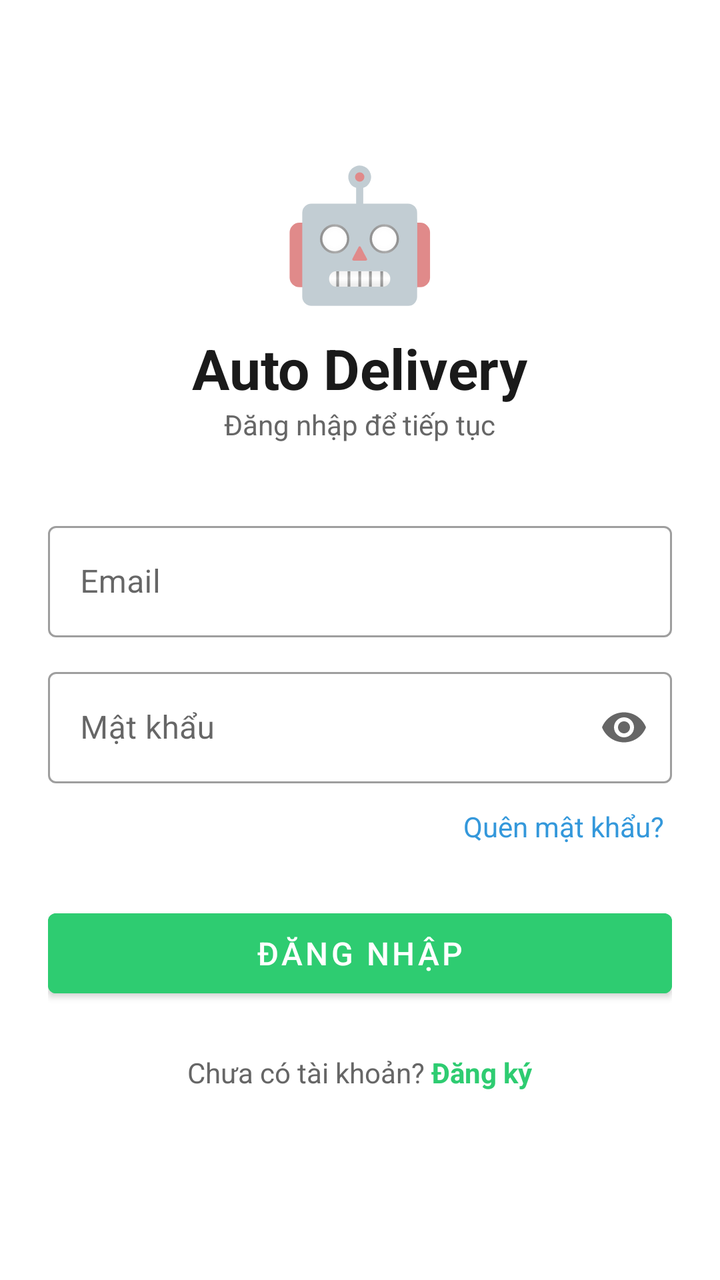
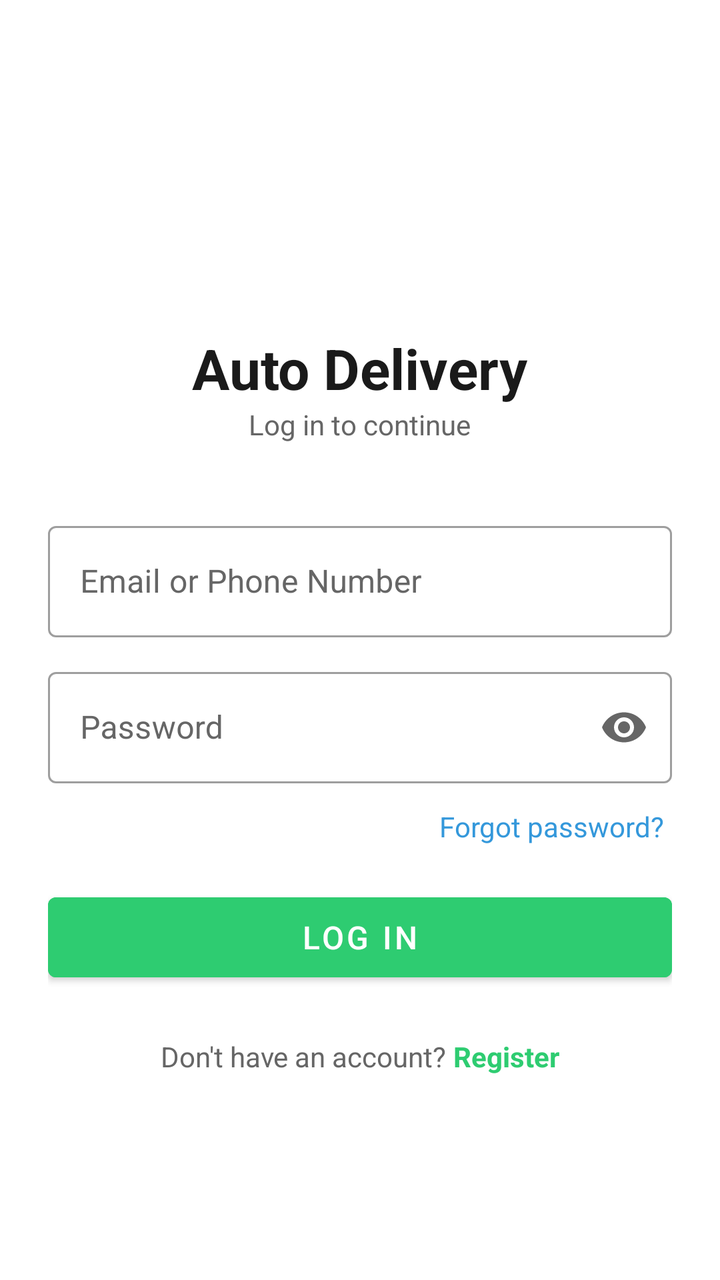

Two renders of the same Android screen: before a commit and after it. Below are the layout's source before the change and the commit's diff.
<!-- AndroidManifest.xml: application theme Theme.AutoDeliveryApp -->
<!-- res/layout/activity_login.xml -->
<?xml version="1.0" encoding="utf-8"?>
<ScrollView xmlns:android="http://schemas.android.com/apk/res/android"
    xmlns:app="http://schemas.android.com/apk/res-auto"
    android:layout_width="match_parent"
    android:layout_height="match_parent"
    android:background="@color/white"
    android:fillViewport="true">

    <LinearLayout
        android:layout_width="match_parent"
        android:layout_height="wrap_content"
        android:orientation="vertical"
        android:padding="24dp"
        android:gravity="center_horizontal">

        <TextView
            android:layout_width="wrap_content"
            android:layout_height="wrap_content"
            android:text="🤖"
            android:textSize="64sp"
            android:layout_marginTop="48dp"/>

        <TextView
            android:layout_width="wrap_content"
            android:layout_height="wrap_content"
            android:text="Auto Delivery"
            android:textSize="28sp"
            android:textStyle="bold"
            android:textColor="@color/text_primary"
            android:layout_marginTop="8dp"/>

        <TextView
            android:layout_width="wrap_content"
            android:layout_height="wrap_content"
            android:text="Đăng nhập để tiếp tục"
            android:textSize="14sp"
            android:textColor="@color/text_secondary"
            android:layout_marginBottom="36dp"/>

        <com.google.android.material.textfield.TextInputLayout
            android:layout_width="match_parent"
            android:layout_height="wrap_content"
            android:hint="Email"
            style="@style/Widget.MaterialComponents.TextInputLayout.OutlinedBox"
            android:layout_marginBottom="12dp">
            <com.google.android.material.textfield.TextInputEditText
                android:id="@+id/etEmail"
                android:layout_width="match_parent"
                android:layout_height="wrap_content"
                android:inputType="textEmailAddress"/>
        </com.google.android.material.textfield.TextInputLayout>

        <com.google.android.material.textfield.TextInputLayout
            android:layout_width="match_parent"
            android:layout_height="wrap_content"
            android:hint="Mật khẩu"
            style="@style/Widget.MaterialComponents.TextInputLayout.OutlinedBox"
            app:endIconMode="password_toggle"
            android:layout_marginBottom="8dp">
            <com.google.android.material.textfield.TextInputEditText
                android:id="@+id/etPassword"
                android:layout_width="match_parent"
                android:layout_height="wrap_content"
                android:inputType="textPassword"/>
        </com.google.android.material.textfield.TextInputLayout>

        <TextView
            android:id="@+id/tvForgotPassword"
            android:layout_width="wrap_content"
            android:layout_height="wrap_content"
            android:text="Quên mật khẩu?"
            android:textColor="@color/accent_blue"
            android:layout_gravity="end"
            android:padding="4dp"
            android:layout_marginBottom="24dp"/>

        <Button
            android:id="@+id/btnLogin"
            android:layout_width="match_parent"
            android:layout_height="52dp"
            android:text="Đăng nhập"
            android:textSize="16sp"
            android:backgroundTint="@color/primary_green"
            android:layout_marginBottom="24dp"/>

        <LinearLayout
            android:layout_width="wrap_content"
            android:layout_height="wrap_content"
            android:orientation="horizontal">
            <TextView
                android:layout_width="wrap_content"
                android:layout_height="wrap_content"
                android:text="Chưa có tài khoản? "
                android:textColor="@color/text_secondary"/>
            <TextView
                android:id="@+id/tvGoRegister"
                android:layout_width="wrap_content"
                android:layout_height="wrap_content"
                android:text="Đăng ký"
                android:textColor="@color/primary_green"
                android:textStyle="bold"/>
        </LinearLayout>

    </LinearLayout>
</ScrollView>
<!-- resources referenced by this layout -->
<resources>
  <color name="accent_blue">#3498DB</color>
  <color name="primary_green">#2ECC71</color>
  <color name="text_primary">#1A1A1A</color>
  <color name="text_secondary">#666666</color>
  <color name="white">#FFFFFF</color>
  <style name="Theme.AutoDeliveryApp" parent="Theme.MaterialComponents.Light.NoActionBar">
          <item name="colorPrimary">@color/primary_green</item>
          <item name="colorPrimaryDark">@color/primary_green_dark</item>
          <item name="colorAccent">@color/accent_blue</item>
          <item name="android:windowBackground">@color/background_light</item>
      </style>
  <color name="primary_green_dark">#27AE60</color>
  <color name="background_light">#F5F5F5</color>
</resources>

<!-- the commit's change to res/layout/activity_login.xml (unified diff, before → after) -->
@@ -1,5 +1,6 @@
 <?xml version="1.0" encoding="utf-8"?>
 <ScrollView xmlns:android="http://schemas.android.com/apk/res/android"
+    xmlns:tools="http://schemas.android.com/tools"
     xmlns:app="http://schemas.android.com/apk/res-auto"
     android:layout_width="match_parent"
     android:layout_height="match_parent"
@@ -16,7 +17,7 @@
         <TextView
             android:layout_width="wrap_content"
             android:layout_height="wrap_content"
-            android:text="🤖"
+            
             android:textSize="64sp"
             android:layout_marginTop="48dp"/>
 
@@ -32,7 +33,7 @@
         <TextView
             android:layout_width="wrap_content"
             android:layout_height="wrap_content"
-            android:text="Đăng nhập để tiếp tục"
+            android:text="Log in to continue"
             android:textSize="14sp"
             android:textColor="@color/text_secondary"
             android:layout_marginBottom="36dp"/>
@@ -40,20 +41,25 @@
         <com.google.android.material.textfield.TextInputLayout
             android:layout_width="match_parent"
             android:layout_height="wrap_content"
-            android:hint="Email"
+            android:hint="Email or Phone Number"
+            android:textColorHint="@color/text_secondary"
+            app:hintTextColor="@color/primary_green"
             style="@style/Widget.MaterialComponents.TextInputLayout.OutlinedBox"
             android:layout_marginBottom="12dp">
             <com.google.android.material.textfield.TextInputEditText
                 android:id="@+id/etEmail"
                 android:layout_width="match_parent"
                 android:layout_height="wrap_content"
-                android:inputType="textEmailAddress"/>
+                android:inputType="text"/>
         </com.google.android.material.textfield.TextInputLayout>
 
         <com.google.android.material.textfield.TextInputLayout
             android:layout_width="match_parent"
             android:layout_height="wrap_content"
-            android:hint="Mật khẩu"
+            android:hint="Password"
+            android:textColorHint="@color/text_secondary"
+            app:hintTextColor="@color/primary_green"
+            app:passwordToggleTint="@color/text_secondary"
             style="@style/Widget.MaterialComponents.TextInputLayout.OutlinedBox"
             app:endIconMode="password_toggle"
             android:layout_marginBottom="8dp">
@@ -68,18 +74,26 @@
             android:id="@+id/tvForgotPassword"
             android:layout_width="wrap_content"
             android:layout_height="wrap_content"
-            android:text="Quên mật khẩu?"
+            android:text="Forgot password?"
             android:textColor="@color/accent_blue"
             android:layout_gravity="end"
             android:padding="4dp"
-            android:layout_marginBottom="24dp"/>
+            android:layout_marginBottom="16dp"/>
+
+        <ProgressBar
+            android:id="@+id/progressBar"
+            android:layout_width="wrap_content"
+            android:layout_height="wrap_content"
+            android:layout_marginBottom="8dp"
+            android:visibility="gone"/>
 
         <Button
             android:id="@+id/btnLogin"
             android:layout_width="match_parent"
             android:layout_height="52dp"
-            android:text="Đăng nhập"
+            android:text="Log in"
             android:textSize="16sp"
+            android:textColor="@color/white"
             android:backgroundTint="@color/primary_green"
             android:layout_marginBottom="24dp"/>
 
@@ -90,13 +104,13 @@
             <TextView
                 android:layout_width="wrap_content"
                 android:layout_height="wrap_content"
-                android:text="Chưa có tài khoản? "
+                android:text="Don't have an account? "
                 android:textColor="@color/text_secondary"/>
             <TextView
                 android:id="@+id/tvGoRegister"
                 android:layout_width="wrap_content"
                 android:layout_height="wrap_content"
-                android:text="Đăng ký"
+                android:text="Register"
                 android:textColor="@color/primary_green"
                 android:textStyle="bold"/>
         </LinearLayout>
<!-- resource entries referenced after the edit -->
@@ -10,6 +10,8 @@
           <item name="colorPrimaryDark">@color/primary_green_dark</item>
           <item name="colorAccent">@color/accent_blue</item>
           <item name="android:windowBackground">@color/background_light</item>
+          <item name="android:statusBarColor">@android:color/transparent</item>
+          <item name="android:windowLightStatusBar">true</item>
       </style>
   <color name="primary_green_dark">#27AE60</color>
   <color name="background_light">#F5F5F5</color>
